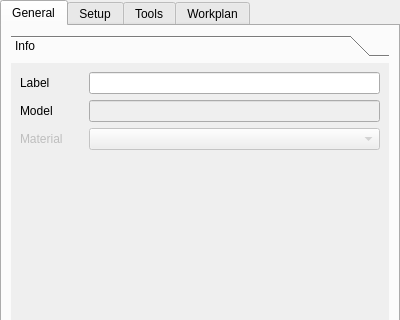
berndhahnebach/All_FreeCAD, file src/Mod/Path/Gui/Resources/panels/PathEdit.ui: the form before one commit; both pictures show x 0 to 400 and y 0 to 320 of the 400 by 608 pixel window.
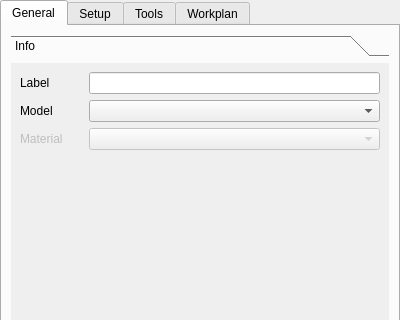
The form after the commit. The open tabs and pages were chosen to show the change. Custom widgets are drawn as their Qt base class.

Commit message: Fixed some UI issues and enabled re-ordering of ops.

```diff
--- a/src/Mod/Path/Gui/Resources/panels/PathEdit.ui
+++ b/src/Mod/Path/Gui/Resources/panels/PathEdit.ui
@@ -59,13 +59,6 @@
           </property>
          </widget>
         </item>
-        <item row="1" column="1">
-         <widget class="QLineEdit" name="infoModel">
-          <property name="enabled">
-           <bool>false</bool>
-          </property>
-         </widget>
-        </item>
         <item row="2" column="0">
          <widget class="QLabel" name="label_8">
           <property name="enabled">
@@ -83,6 +76,9 @@
           </property>
          </widget>
         </item>
+        <item row="1" column="1">
+         <widget class="QComboBox" name="infoModel"/>
+        </item>
        </layout>
       </widget>
       <widget class="QWidget" name="page_2">
```
Left out of the diff: 12 changed lines with no effect on the pictures. The commit also changes 2 other files.
